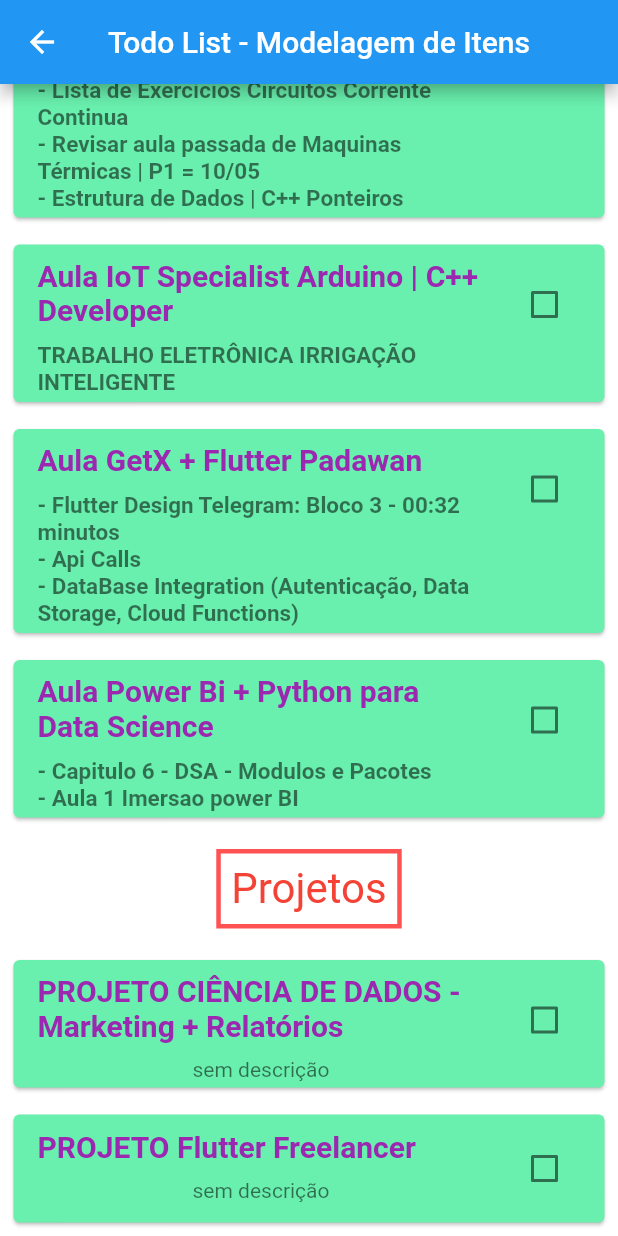
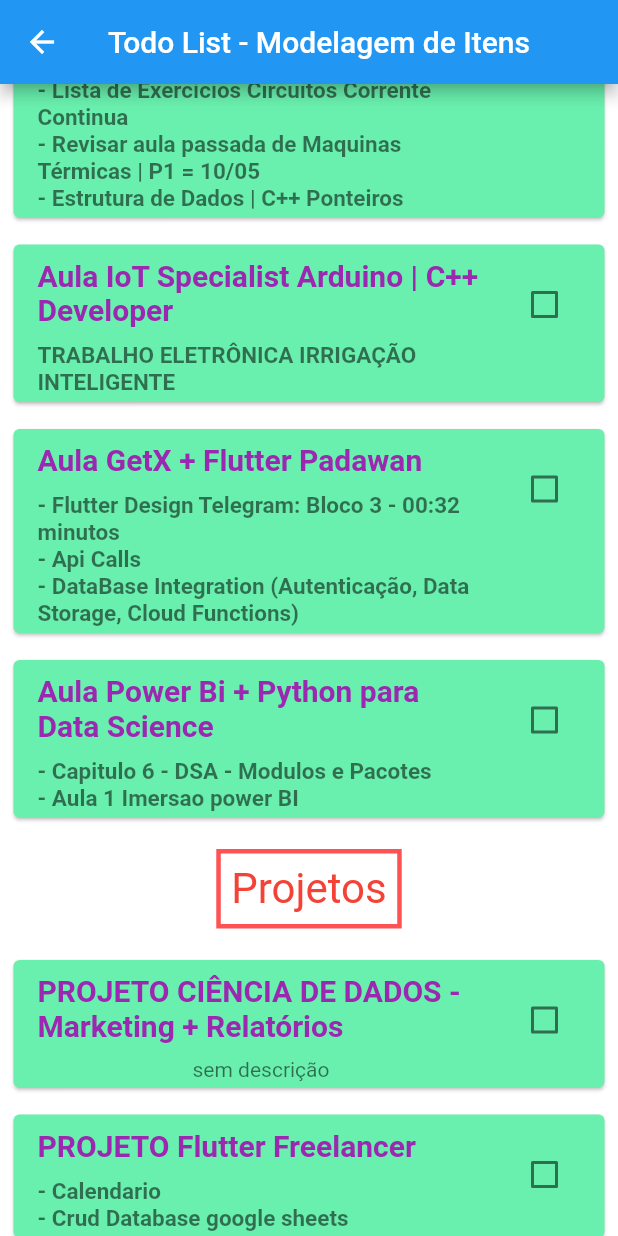
Before and after one commit to PedroVic12/gohan-treinamentos, a Flutter app: the TodoListViewPage screen opened directly, scrolled down 282 dp, on a phone screen of 412 x 824 dp. Run offline on Flutter 3.47's test engine with Material 2 defaults, Android fonts, the phone set to English and light mode, and no system bars; our stand-ins replace get, get_storage, percent_indicator, youtube_player_flutter; accounts and stored records are empty; network calls fail.

Commit message:
Update TodoListViewPage.dart

```diff
--- a/app_produtividade/lib/pages/TodoListViewPage.dart
+++ b/app_produtividade/lib/pages/TodoListViewPage.dart
@@ -185,7 +185,10 @@ class TodoControllerGetx extends GetxController {
         done: false,
         subTitulo: []),
     //TodoList(texto: 'PROJETO IoT/ Smart Home', done: false, subTitulo: []),
-    TodoList(texto: 'PROJETO Flutter Freelancer', done: false, subTitulo: []),
+    TodoList(
+        texto: 'PROJETO Flutter Freelancer',
+        done: false,
+        subTitulo: ['- Calendario', '- Crud Database google sheets']),
   ].obs;
 
   void onItemChanged(int index, bool value) {
```
